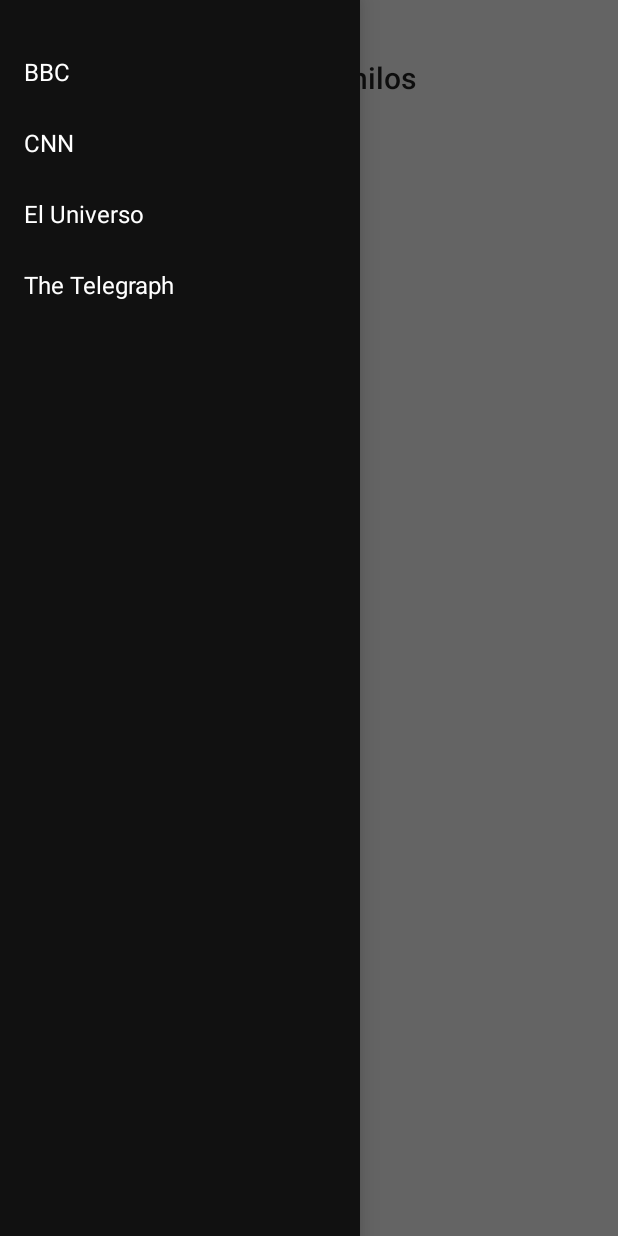
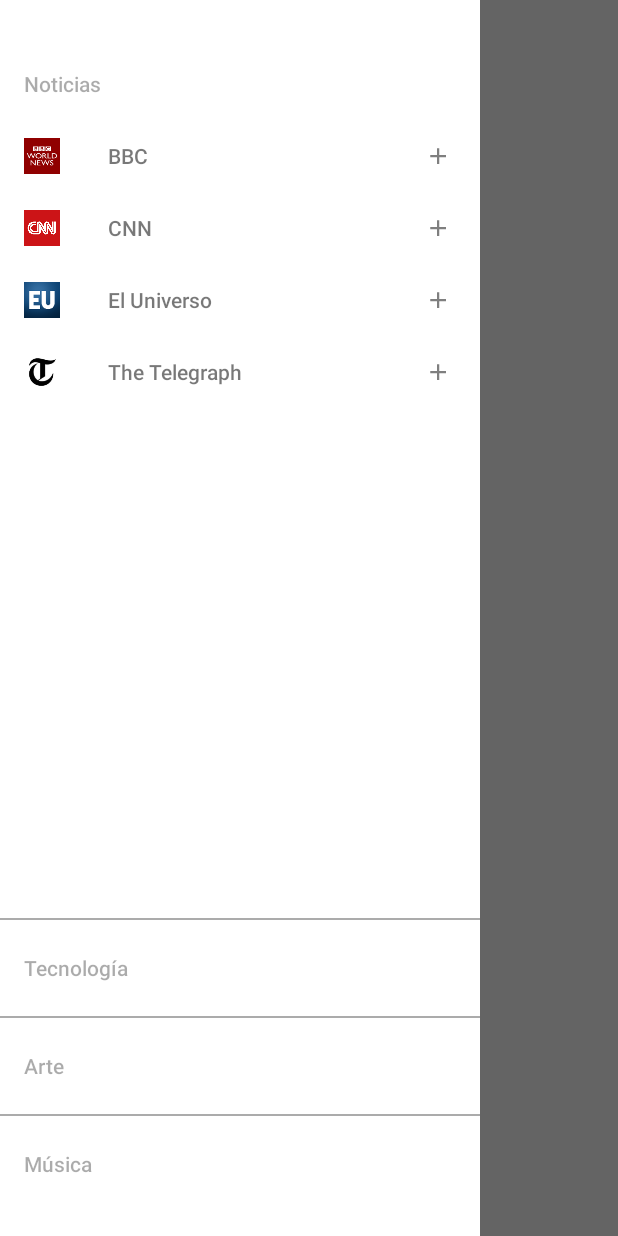
Before and after one commit to DenkSchuldt/RSS-Reader-Multi-hilos, an Android app: the MainActivity screen opened directly, with no data from a screen before it, with the side drawer open, on a phone screen of 412 x 824 dp. Run offline under Robolectric (Android 15) with nearby library versions, the phone set to English and light mode, and no system bars; libraries missing offline, so code that uses them is left out: com.readystatesoftware.systembartint; 4 statements that could not run were skipped.

Commit message:
Navigation Drawer with Material Design. News items are clickable and ready to add/remove Producers

```diff
--- a/app/src/main/java/com/sistemasoperativos/denny/rssreader/models/Producer.java
+++ b/app/src/main/java/com/sistemasoperativos/denny/rssreader/models/Producer.java
@@ -1,7 +1,13 @@
 package com.sistemasoperativos.denny.rssreader.models;
+
+import android.content.Context;
+
+import com.sistemasoperativos.denny.rssreader.R;
 
 /**
  * Created by denny on 6/11/15.
  */
 public class Producer {
+
+
 }
--- a/app/src/main/java/com/sistemasoperativos/denny/rssreader/views/MainActivity.java
+++ b/app/src/main/java/com/sistemasoperativos/denny/rssreader/views/MainActivity.java
@@ -1,29 +1,35 @@
 package com.sistemasoperativos.denny.rssreader.views;
 
-import android.app.Activity;
 import android.content.res.Configuration;
 import android.graphics.Color;
+import android.graphics.Point;
 import android.os.Bundle;
 import android.support.v4.widget.DrawerLayout;
-import android.support.v7.app.ActionBar;
-import android.support.v7.app.ActionBarActivity;
 import android.support.v7.app.ActionBarDrawerToggle;
 import android.support.v7.app.AppCompatActivity;
 import android.support.v7.widget.Toolbar;
+import android.view.Display;
 import android.view.MenuItem;
 import android.view.View;
 import android.view.WindowManager;
+import android.widget.AdapterView;
 import android.widget.ArrayAdapter;
+import android.widget.FrameLayout;
+import android.widget.ImageView;
+import android.widget.LinearLayout;
 import android.widget.ListView;
 
 import com.readystatesoftware.systembartint.SystemBarTintManager;
 import com.sistemasoperativos.denny.rssreader.R;
+import com.sistemasoperativos.denny.rssreader.models.Producer;
+import com.sistemasoperativos.denny.rssreader.views.adapters.ProducersAdapter;
 
 
 public class MainActivity extends AppCompatActivity {
 
     private ViewHolder viewHolder;
     private ActionBarDrawerToggle drawerToggle;
+    private ProducersAdapter producersAdapter;
 
     @Override
     public void onCreate(Bundle savedInstanceState) {
@@ -89,22 +95,46 @@ public class MainActivity extends AppCompatActivity {
         tintManager.setTintColor(Color.TRANSPARENT);
     }
 
+    public void createProducer() {
+
+    }
+
+    public void deleteProducer() {
+
+    }
+
     private class ViewHolder {
 
         private DrawerLayout drawerLayout;
-        private ListView drawerList;
         private Toolbar toolbar;
+        private ListView news_listview;
 
         public void findActivityViews() {
             drawerLayout = (DrawerLayout) findViewById(R.id.drawer_layout);
             toolbar = (Toolbar) findViewById(R.id.toolbar);
-            drawerList = (ListView) findViewById(R.id.left_drawer);
-            drawerList.setAdapter(new ArrayAdapter<String>(
-                MainActivity.this,
-                R.layout.drawer_list_item,
-                getResources().getStringArray(R.array.menu_options))
+            news_listview = (ListView) findViewById(R.id.news_list_view);
+            producersAdapter = new ProducersAdapter(
+                    MainActivity.this,
+                    getResources().getStringArray(R.array.section_news_name)
             );
+            news_listview.setAdapter(producersAdapter);
+            news_listview.setOnItemClickListener(new AdapterView.OnItemClickListener() {
+                @Override
+                public void onItemClick(AdapterView<?> parent, View view, int position, long id) {
+                    boolean status = (boolean) view.getTag();
+                    ImageView imageView = (ImageView) view.findViewById(R.id.item_action);
+                    if(status) {
+                        imageView.setImageResource(R.drawable.ic_add_black_24dp);
+                        deleteProducer();
+                    } else {
+                        imageView.setImageResource(R.drawable.ic_remove_black_24dp);
+                        createProducer();
+                    }
+                    view.setTag(!status);
+                }
+            });
         }
+
     }
 
 }
--- /dev/null
+++ b/app/src/main/java/com/sistemasoperativos/denny/rssreader/views/adapters/ProducersAdapter.java
@@ -0,0 +1,55 @@
+package com.sistemasoperativos.denny.rssreader.views.adapters;
+
+import android.content.Context;
+import android.view.LayoutInflater;
+import android.view.View;
+import android.view.ViewGroup;
+import android.widget.ArrayAdapter;
+import android.widget.ImageView;
+import android.widget.TextView;
+
+import com.sistemasoperativos.denny.rssreader.R;
+
+import java.util.List;
+
+/**
+ * Created by denny on 16/06/15.
+ */
+public class ProducersAdapter extends ArrayAdapter<String> {
+
+    private Context context;
+    private String[] producers;
+
+    public ProducersAdapter(Context context, String[] producers) {
+        super(context, -1, producers);
+        this.context = context;
+        this.producers = producers;
+    }
+
+    @Override
+    public View getView(int position, View convertView, ViewGroup parent) {
+        LayoutInflater inflater = (LayoutInflater) context.getSystemService(Context.LAYOUT_INFLATER_SERVICE);
+        View root = inflater.inflate(R.layout.view_drawer_item, parent, false);
+        ImageView item_logo = (ImageView) root.findViewById(R.id.item_logo);
+        TextView item_name = (TextView) root.findViewById(R.id.item_name);
+
+        switch (position) {
+            case 0:
+                item_logo.setImageResource(R.drawable.bbc_logo);
+                break;
+            case 1:
+                item_logo.setImageResource(R.drawable.cnn_logo);
+                break;
+            case 2:
+                item_logo.setImageResource(R.drawable.eluniverso_logo);
+                break;
+            case 3:
+                item_logo.setImageResource(R.drawable.telegraph_logo);
+                break;
+        }
+
+        item_name.setText(producers[position]);
+        root.setTag(false);
+        return root;
+    }
+}
--- a/app/src/main/res/layout/activity_main.xml
+++ b/app/src/main/res/layout/activity_main.xml
@@ -12,7 +12,7 @@
             android:id="@+id/toolbar"
             android:layout_marginTop="24dp"
             android:layout_width="match_parent"
-            android:layout_height="@dimen/toolbar_height"/>
+            android:layout_height="@dimen/subtitle"/>
         <FrameLayout
             android:id="@+id/content_frame"
             android:layout_below="@+id/toolbar"
@@ -20,13 +20,6 @@
             android:layout_height="match_parent"/>
     </RelativeLayout>
 
-    <ListView android:id="@+id/left_drawer"
-        android:layout_width="240dp"
-        android:layout_height="match_parent"
-        android:layout_gravity="start"
-        android:choiceMode="singleChoice"
-        android:divider="@android:color/transparent"
-        android:dividerHeight="0dp"
-        android:background="#111"
-        android:paddingTop="24dp"/>
+    <include layout="@layout/view_navigation_drawer"/>
+
 </android.support.v4.widget.DrawerLayout>
--- a/app/src/main/res/layout/drawer_list_item.xml
+++ /dev/null
@@ -1,11 +0,0 @@
-<TextView xmlns:android="http://schemas.android.com/apk/res/android"
-    android:id="@android:id/text1"
-    android:layout_width="match_parent"
-    android:layout_height="wrap_content"
-    android:textAppearance="?android:attr/textAppearanceListItemSmall"
-    android:gravity="center_vertical"
-    android:paddingLeft="16dp"
-    android:paddingRight="16dp"
-    android:textColor="#fff"
-    android:background="?android:attr/activatedBackgroundIndicator"
-    android:minHeight="?android:attr/listPreferredItemHeightSmall"/>
--- /dev/null
+++ b/app/src/main/res/layout/view_drawer_item.xml
@@ -0,0 +1,54 @@
+<RelativeLayout
+    xmlns:android="http://schemas.android.com/apk/res/android"
+    android:layout_width="match_parent"
+    android:layout_height="@dimen/subtitle_item"
+    android:clickable="false"
+    android:descendantFocusability="blocksDescendants"
+    android:focusable="false"
+    android:focusableInTouchMode="false">
+
+    <ImageButton
+        android:id="@+id/item_logo"
+        android:layout_width="@dimen/item"
+        android:layout_height="@dimen/item"
+        android:src="@drawable/bbc_logo"
+        android:background="@null"
+        android:layout_centerVertical="true"
+        android:scaleType="fitXY"
+        android:layout_marginLeft="@dimen/margin"
+        android:layout_marginRight="@dimen/margin"
+        android:clickable="false"
+        android:focusable="false"
+        android:focusableInTouchMode="false"/>
+    <TextView
+        android:id="@+id/item_name"
+        android:layout_width="match_parent"
+        android:layout_height="wrap_content"
+        android:layout_toRightOf="@+id/item_logo"
+        android:layout_toLeftOf="@+id/item_action"
+        android:layout_centerVertical="true"
+        android:text="Denny"
+        android:textSize="@dimen/text"
+        android:textColor="@color/content"
+        android:fontFamily="sans-serif-medium"
+        android:layout_marginLeft="@dimen/margin"
+        android:layout_marginRight="@dimen/margin"
+        android:clickable="false"
+        android:focusable="false"
+        android:focusableInTouchMode="false"/>
+    <ImageButton
+        android:id="@+id/item_action"
+        android:layout_width="@dimen/item"
+        android:layout_height="@dimen/item"
+        android:src="@drawable/ic_add_black_18dp"
+        android:alpha="0.5"
+        android:background="@null"
+        android:layout_centerVertical="true"
+        android:layout_alignParentRight="true"
+        android:layout_marginLeft="@dimen/margin"
+        android:layout_marginRight="@dimen/margin"
+        android:clickable="false"
+        android:focusable="false"
+        android:focusableInTouchMode="false"/>
+
+</RelativeLayout>
--- /dev/null
+++ b/app/src/main/res/layout/view_navigation_drawer.xml
@@ -0,0 +1,88 @@
+<?xml version="1.0" encoding="utf-8"?>
+<ScrollView xmlns:android="http://schemas.android.com/apk/res/android"
+    android:layout_width="@dimen/drawer_width"
+    android:layout_height="match_parent"
+    android:fillViewport="true"
+    android:layout_gravity="start">
+
+    <LinearLayout
+        android:orientation="vertical"
+        android:layout_width="match_parent"
+        android:layout_height="match_parent"
+        android:background="@color/white"
+        android:paddingTop="@dimen/status_bar"
+        android:paddingBottom="@dimen/status_bar">
+
+        <TextView
+            android:layout_width="match_parent"
+            android:layout_height="@dimen/subtitle_item"
+            android:textSize="@dimen/text"
+            android:textColor="@color/content_section"
+            android:text="@string/section_news"
+            android:gravity="center|left"
+            android:fontFamily="sans-serif-medium"
+            android:layout_marginTop="@dimen/area_space"
+            android:layout_marginLeft="@dimen/margin"
+            android:layout_marginRight="@dimen/margin"/>
+        <ListView
+            android:id="@+id/news_list_view"
+            android:layout_width="match_parent"
+            android:layout_height="0dp"
+            android:layout_weight="1"
+            android:divider="@null"/>
+
+        <View
+            android:layout_width="match_parent"
+            android:layout_height="1dp"
+            android:layout_marginTop="@dimen/area_space"
+            android:layout_marginBottom="@dimen/area_space"
+            android:background="@color/content_section"/>
+
+        <TextView
+            android:layout_width="match_parent"
+            android:layout_height="@dimen/subtitle_item"
+            android:textSize="@dimen/text"
+            android:textColor="@color/content_section"
+            android:text="@string/section_tech"
+            android:gravity="center|left"
+            android:fontFamily="sans-serif-medium"
+            android:layout_marginLeft="@dimen/margin"
+            android:layout_marginRight="@dimen/margin"/>
+
+        <View
+            android:layout_width="match_parent"
+            android:layout_height="1dp"
+            android:layout_marginTop="@dimen/area_space"
+            android:layout_marginBottom="@dimen/area_space"
+            android:background="@color/content_section"/>
+        <TextView
+            android:layout_width="match_parent"
+            android:layout_height="@dimen/subtitle_item"
+            android:textSize="@dimen/text"
+            android:textColor="@color/content_section"
+            android:text="@string/section_art"
+            android:gravity="center|left"
+            android:fontFamily="sans-serif-medium"
+            android:layout_marginLeft="@dimen/margin"
+            android:layout_marginRight="@dimen/margin"/>
+
+        <View
+            android:layout_width="match_parent"
+            android:layout_height="1dp"
+            android:layout_marginTop="@dimen/area_space"
+            android:layout_marginBottom="@dimen/area_space"
+            android:background="@color/content_section"/>
+        <TextView
+            android:layout_width="match_parent"
+            android:layout_height="@dimen/subtitle_item"
+            android:textSize="@dimen/text"
+            android:textColor="@color/content_section"
+            android:text="@string/section_music"
+            android:gravity="center|left"
+            android:fontFamily="sans-serif-medium"
+            android:layout_marginLeft="@dimen/margin"
+            android:layout_marginRight="@dimen/margin"/>
+
+    </LinearLayout>
+
+</ScrollView>
--- /dev/null
+++ b/app/src/main/res/values/colors.xml
@@ -0,0 +1,8 @@
+<?xml version="1.0" encoding="utf-8"?>
+<resources>
+    <color name="white">#ffffff</color>
+    <color name="black">#111111</color>
+
+    <color name="content">#87000000</color>
+    <color name="content_section">#54000000</color>
+</resources>
--- a/app/src/main/res/values/dimens.xml
+++ b/app/src/main/res/values/dimens.xml
@@ -3,5 +3,16 @@
     <dimen name="activity_horizontal_margin">16dp</dimen>
     <dimen name="activity_vertical_margin">16dp</dimen>
 
-    <dimen name="toolbar_height">56dp</dimen>
+    <dimen name="subtitle">56dp</dimen>
+    <dimen name="area_space">8dp</dimen>
+    <dimen name="subtitle_item">48dp</dimen>
+
+    <dimen name="item">24dp</dimen>
+    <dimen name="margin">16dp</dimen>
+
+    <dimen name="drawer_width">320dp</dimen>
+
+    <dimen name="text">14dp</dimen>
+    <dimen name="status_bar">24dp</dimen>
+
 </resources>
--- a/app/src/main/res/values/strings.xml
+++ b/app/src/main/res/values/strings.xml
@@ -3,7 +3,14 @@
 
     <string name="hello_world">Hello world!</string>
     <string name="action_settings">Settings</string>
-    <string-array name="menu_options">
+
+    <array name="section_news_logo">
+        <item>drawable/bbc_logo</item>
+        <item>drawable/cnn_logo</item>
+        <item>drawable/eluniverso_logo</item>
+        <item>drawable/telegraph_logo</item>
+    </array>
+    <string-array name="section_news_name">
         <item>BBC</item>
         <item>CNN</item>
         <item>El Universo</item>
@@ -13,6 +20,11 @@
     <string name="drawer_open"></string>
     <string name="drawer_close"></string>
 
+    <string name="section_news">Noticias</string>
+    <string name="section_tech">Tecnología</string>
+    <string name="section_art">Arte</string>
+    <string name="section_music">Música</string>
+
     <!--
         * http://www.eluniverso.com/rss/all.xml
         * http://www.bbc.com/mundo/index.xml
```
Also changed, not shown: app/src/main/res/drawable-xxxhdpi/bbc_logo.png (added), app/src/main/res/drawable-xxxhdpi/cnn_logo.png (added), app/src/main/res/drawable-xxxhdpi/eluniverso_logo.png (added), app/src/main/res/drawable-xxxhdpi/telegraph_logo.jpg (added).
